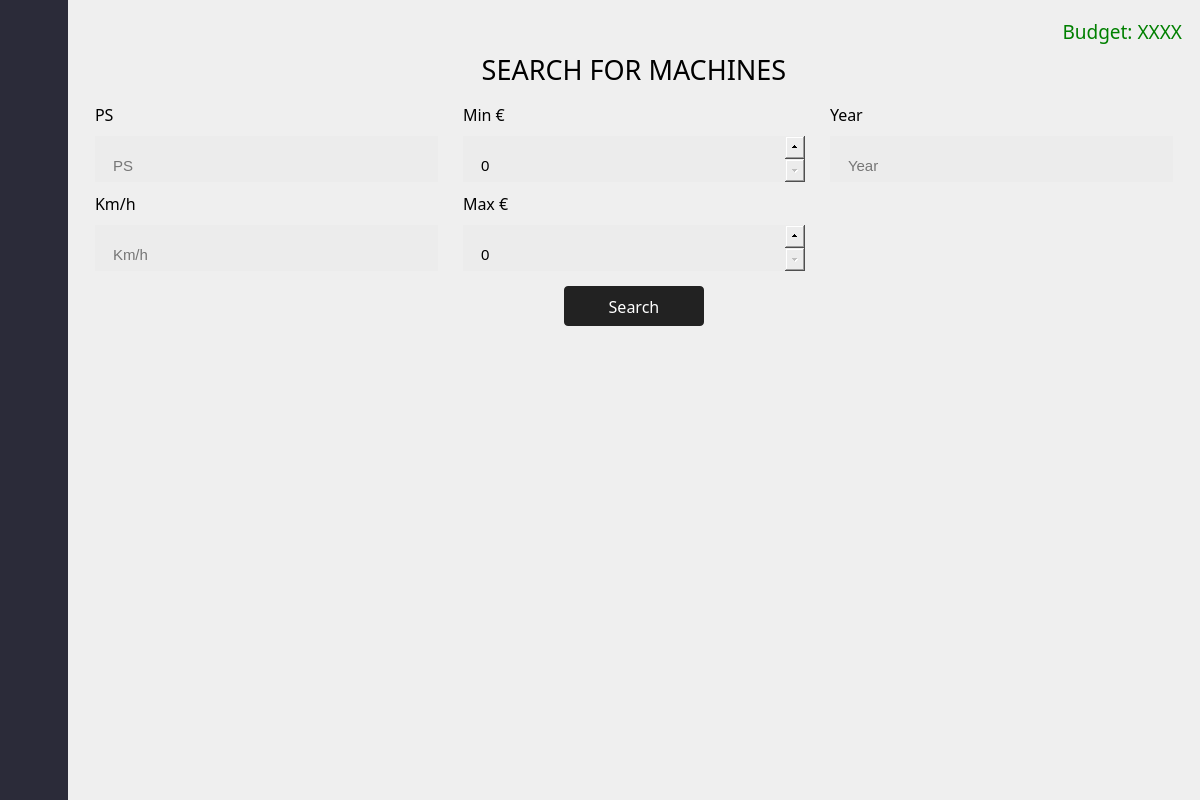
Qt form ui_files/interface.ui (xTheSheep/gui_landwirtschaftliche_fahrzeuge) before a commit.
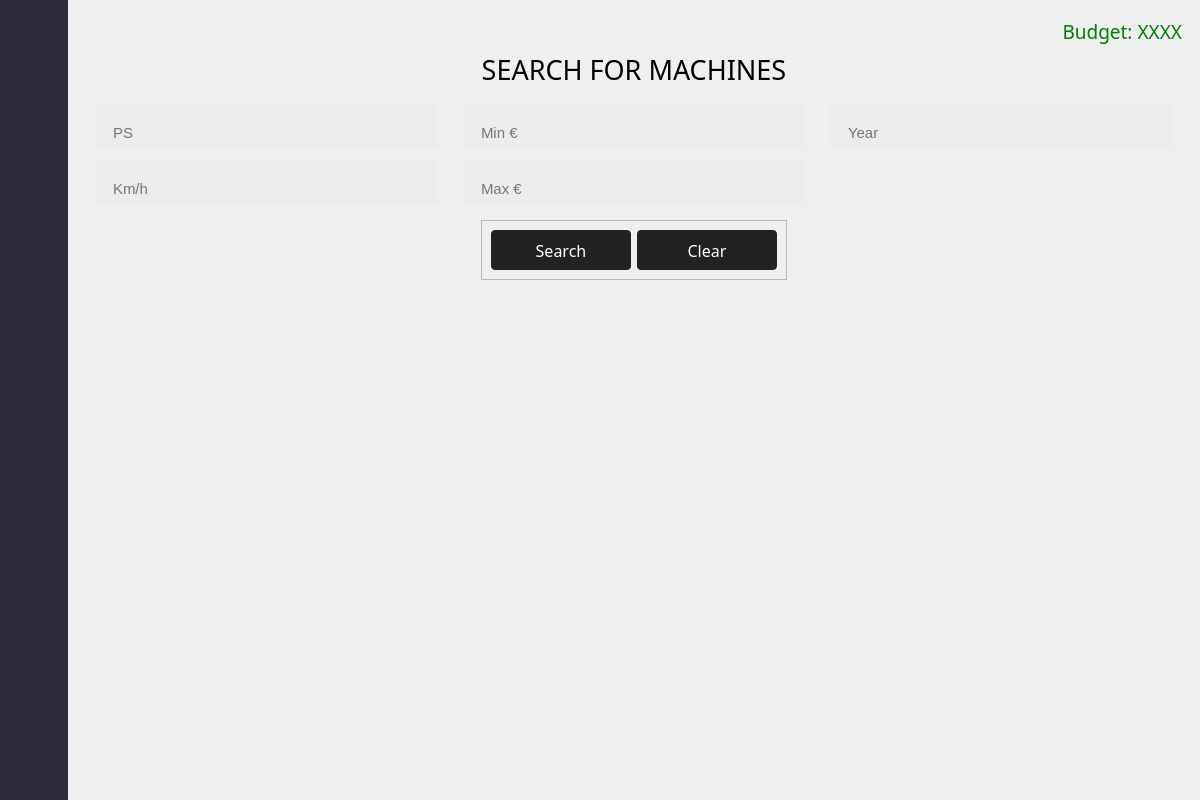
The same form after that commit. The open tabs and pages were chosen to show the change. Icons and pictures are not drawn.

Diff of the .ui file:
```diff
--- a/ui_files/interface.ui
+++ b/ui_files/interface.ui
@@ -911,189 +911,131 @@
                   <property name="verticalSpacing">
                    <number>10</number>
                   </property>
-                  <item row="2" column="1">
-                   <widget class="QLabel" name="label_2">
-                    <property name="font">
-                     <font>
-                      <family>Bahnschrift</family>
-                      <pointsize>12</pointsize>
-                     </font>
-                    </property>
-                    <property name="text">
-                     <string>Max €</string>
-                    </property>
-                   </widget>
-                  </item>
-                  <item row="3" column="0">
-                   <widget class="QLineEdit" name="lineEdit_2">
-                    <property name="text">
-                     <string/>
-                    </property>
-                    <property name="placeholderText">
-                     <string>Km/h</string>
-                    </property>
-                   </widget>
-                  </item>
-                  <item row="1" column="2">
-                   <widget class="QLineEdit" name="lineEdit_5">
-                    <property name="text">
-                     <string/>
-                    </property>
-                    <property name="placeholderText">
-                     <string>Year</string>
-                    </property>
-                   </widget>
-                  </item>
-                  <item row="3" column="1">
-                   <widget class="QSpinBox" name="spinBox">
-                    <property name="sizePolicy">
-                     <sizepolicy hsizetype="Expanding" vsizetype="Fixed">
-                      <horstretch>0</horstretch>
-                      <verstretch>0</verstretch>
-                     </sizepolicy>
-                    </property>
-                    <property name="wrapping">
-                     <bool>false</bool>
-                    </property>
-                    <property name="frame">
-                     <bool>true</bool>
-                    </property>
-                    <property name="readOnly">
-                     <bool>false</bool>
-                    </property>
-                    <property name="accelerated">
-                     <bool>false</bool>
-                    </property>
-                    <property name="maximum">
-                     <number>1000000000</number>
-                    </property>
-                    <property name="singleStep">
-                     <number>1000</number>
-                    </property>
-                   </widget>
-                  </item>
                   <item row="1" column="0">
                    <widget class="QLineEdit" name="lineEdit">
                     <property name="text">
                      <string/>
                     </property>
                     <property name="placeholderText">
-                     <string>PS</string>
-                    </property>
-                   </widget>
-                  </item>
-                  <item row="1" column="1">
-                   <widget class="QSpinBox" name="spinBox_2">
-                    <property name="sizePolicy">
-                     <sizepolicy hsizetype="Expanding" vsizetype="Fixed">
-                      <horstretch>0</horstretch>
-                      <verstretch>0</verstretch>
-                     </sizepolicy>
-                    </property>
-                    <property name="wrapping">
-                     <bool>false</bool>
-                    </property>
-                    <property name="frame">
-                     <bool>true</bool>
-                    </property>
-                    <property name="readOnly">
-                     <bool>false</bool>
-                    </property>
-                    <property name="accelerated">
-                     <bool>false</bool>
-                    </property>
-                    <property name="maximum">
-                     <number>1000000000</number>
-                    </property>
-                    <property name="singleStep">
-                     <number>1000</number>
-                    </property>
-                   </widget>
-                  </item>
-                  <item row="0" column="1">
-                   <widget class="QLabel" name="label_4">
-                    <property name="font">
-                     <font>
-                      <family>Bahnschrift</family>
-                      <pointsize>12</pointsize>
-                     </font>
-                    </property>
-                    <property name="text">
-                     <string>Min €</string>
-                    </property>
-                   </widget>
-                  </item>
-                  <item row="0" column="0">
-                   <widget class="QLabel" name="label_6">
-                    <property name="font">
-                     <font>
-                      <family>Bahnschrift</family>
-                      <pointsize>12</pointsize>
-                     </font>
-                    </property>
-                    <property name="text">
-                     <string>PS</string>
-                    </property>
-                   </widget>
-                  </item>
-                  <item row="2" column="0">
-                   <widget class="QLabel" name="label_7">
-                    <property name="font">
-                     <font>
-                      <family>Bahnschrift</family>
-                      <pointsize>12</pointsize>
-                     </font>
-                    </property>
-                    <property name="text">
                      <string>Km/h</string>
                     </property>
                    </widget>
                   </item>
                   <item row="0" column="2">
-                   <widget class="QLabel" name="label_8">
-                    <property name="font">
-                     <font>
-                      <family>Bahnschrift</family>
-                      <pointsize>12</pointsize>
-                     </font>
-                    </property>
+                   <widget class="QLineEdit" name="search_field_year_buyer">
                     <property name="text">
+                     <string/>
+                    </property>
+                    <property name="placeholderText">
                      <string>Year</string>
                     </property>
                    </widget>
                   </item>
+                  <item row="0" column="0">
+                   <widget class="QLineEdit" name="search_field_ps_buyer">
+                    <property name="text">
+                     <string/>
+                    </property>
+                    <property name="placeholderText">
+                     <string>PS</string>
+                    </property>
+                   </widget>
+                  </item>
+                  <item row="0" column="1">
+                   <widget class="QLineEdit" name="search_field_min_price_buyer">
+                    <property name="text">
+                     <string/>
+                    </property>
+                    <property name="placeholderText">
+                     <string>Min €</string>
+                    </property>
+                   </widget>
+                  </item>
+                  <item row="1" column="1">
+                   <widget class="QLineEdit" name="search_field_max_price_buyer">
+                    <property name="text">
+                     <string/>
+                    </property>
+                    <property name="placeholderText">
+                     <string>Max €</string>
+                    </property>
+                   </widget>
+                  </item>
                  </layout>
                 </widget>
                </item>
                <item alignment="Qt::AlignHCenter">
-                <widget class="QPushButton" name="searchitem_button">
-                 <property name="minimumSize">
-                  <size>
-                   <width>140</width>
-                   <height>40</height>
-                  </size>
+                <widget class="QFrame" name="frame_buttons">
+                 <property name="frameShape">
+                  <enum>QFrame::StyledPanel</enum>
                  </property>
-                 <property name="maximumSize">
-                  <size>
-                   <width>16777215</width>
-                   <height>16777215</height>
-                  </size>
+                 <property name="frameShadow">
+                  <enum>QFrame::Raised</enum>
                  </property>
-                 <property name="font">
-                  <font>
-                   <family>Bahnschrift</family>
-                   <pointsize>12</pointsize>
-                  </font>
-                 </property>
-                 <property name="cursor">
-                  <cursorShape>PointingHandCursor</cursorShape>
-                 </property>
-                 <property name="focusPolicy">
-                  <enum>Qt::NoFocus</enum>
-                 </property>
-                 <property name="text">
-                  <string>Search</string>
-                 </property>
+                 <layout class="QHBoxLayout" name="horizontalLayout_3">
+                  <item>
+                   <widget class="QPushButton" name="searchitem_button">
+                    <property name="minimumSize">
+                     <size>
+                      <width>140</width>
+                      <height>40</height>
+                     </size>
+                    </property>
+                    <property name="maximumSize">
+                     <size>
+                      <width>16777215</width>
+                      <height>16777215</height>
+                     </size>
+                    </property>
+                    <property name="font">
+                     <font>
+                      <family>Bahnschrift</family>
+                      <pointsize>12</pointsize>
+                     </font>
+                    </property>
+                    <property name="cursor">
+                     <cursorShape>PointingHandCursor</cursorShape>
+                    </property>
+                    <property name="focusPolicy">
+                     <enum>Qt::NoFocus</enum>
+                    </property>
+                    <property name="text">
+                     <string>Search</string>
+                    </property>
+                   </widget>
+                  </item>
+                  <item>
+                   <widget class="QPushButton" name="clear_button_buyer">
+                    <property name="minimumSize">
+                     <size>
+                      <width>140</width>
+                      <height>40</height>
+                     </size>
+                    </property>
+                    <property name="maximumSize">
+                     <size>
+                      <width>16777215</width>
+                      <height>16777215</height>
+                     </size>
+                    </property>
+                    <property name="font">
+                     <font>
+                      <family>Bahnschrift</family>
+                      <pointsize>12</pointsize>
+                     </font>
+                    </property>
+                    <property name="cursor">
+                     <cursorShape>PointingHandCursor</cursorShape>
+                    </property>
+                    <property name="focusPolicy">
+                     <enum>Qt::NoFocus</enum>
+                    </property>
+                    <property name="text">
+                     <string>Clear</string>
+                    </property>
+                   </widget>
+                  </item>
+                 </layout>
                 </widget>
                </item>
                <item>
@@ -1167,7 +1109,7 @@
                        <x>0</x>
                        <y>0</y>
                        <width>1078</width>
-                       <height>446</height>
+                       <height>484</height>
                       </rect>
                      </property>
                      <layout class="QVBoxLayout" name="layout_search_buyer">
@@ -1192,6 +1134,126 @@
                </item>
               </layout>
              </widget>
+             <widget class="QWidget" name="page_configuration">
+              <property name="styleSheet">
+               <string notr="true">.QPushButton {
+  background-color: #222;
+  border-radius: 4px;
+  border-style: none;
+  color: #fff;
+  line-height: 1.5;
+  width: 80px;
+  padding: 9px 20px 8px;
+}
+
+QPushButton:hover,
+QPushButton:focus {
+  background-color: rgb(54, 54, 54);
+}</string>
+              </property>
+              <layout class="QVBoxLayout" name="verticalLayout_13">
+               <item>
+                <widget class="QLabel" name="label_2">
+                 <property name="font">
+                  <font>
+                   <family>Bahnschrift</family>
+                   <pointsize>18</pointsize>
+                  </font>
+                 </property>
+                 <property name="text">
+                  <string>Configure Machine</string>
+                 </property>
+                 <property name="alignment">
+                  <set>Qt::AlignCenter</set>
+                 </property>
+                </widget>
+               </item>
+               <item alignment="Qt::AlignLeft">
+                <widget class="QPushButton" name="pushButton_3">
+                 <property name="font">
+                  <font>
+                   <family>Bahnschrift</family>
+                   <pointsize>13</pointsize>
+                  </font>
+                 </property>
+                 <property name="cursor">
+                  <cursorShape>PointingHandCursor</cursorShape>
+                 </property>
+                 <property name="text">
+                  <string>&lt;</string>
+                 </property>
+                </widget>
+               </item>
+               <item alignment="Qt::AlignTop">
+                <widget class="QFrame" name="frame_6">
+                 <property name="sizePolicy">
+                  <sizepolicy hsizetype="Preferred" vsizetype="Preferred">
+                   <horstretch>0</horstretch>
+                   <verstretch>0</verstretch>
+                  </sizepolicy>
+                 </property>
+                 <property name="minimumSize">
+                  <size>
+                   <width>0</width>
+                   <height>300</height>
+                  </size>
+                 </property>
+                 <property name="frameShape">
+                  <enum>QFrame::NoFrame</enum>
+                 </property>
+                 <property name="frameShadow">
+                  <enum>QFrame::Raised</enum>
+                 </property>
+                 <layout class="QVBoxLayout" name="configuration_layout"/>
+                </widget>
+               </item>
+               <item alignment="Qt::AlignRight">
+                <widget class="QPushButton" name="pushButton_5">
+                 <property name="minimumSize">
+                  <size>
+                   <width>150</width>
+                   <height>40</height>
+                  </size>
+                 </property>
+                 <property name="font">
+                  <font>
+                   <family>Bahnschrift</family>
+                   <pointsize>12</pointsize>
+                  </font>
+                 </property>
+                 <property name="cursor">
+                  <cursorShape>PointingHandCursor</cursorShape>
+                 </property>
+                 <property name="text">
+                  <string>Add to Chart</string>
+                 </property>
+                 <property name="icon">
+                  <iconset resource="agriculture-shop-ressources.qrc">
+                   <normaloff>:/icons_white/assets/icons/icons_png/icons_white/shopping_cart_checkout_white.png</normaloff>:/icons_white/assets/icons/icons_png/icons_white/shopping_cart_checkout_white.png</iconset>
+                 </property>
+                 <property name="iconSize">
+                  <size>
+                   <width>23</width>
+                   <height>23</height>
+                  </size>
+                 </property>
+                </widget>
+               </item>
+               <item>
+                <spacer name="verticalSpacer_6">
+                 <property name="orientation">
+                  <enum>Qt::Vertical</enum>
+                 </property>
+                 <property name="sizeHint" stdset="0">
+                  <size>
+                   <width>20</width>
+                   <height>40</height>
+                  </size>
+                 </property>
+                </spacer>
+               </item>
+              </layout>
+             </widget>
              <widget class="QWidget" name="page_cart">
               <property name="styleSheet">
                <string notr="true">.QPushButton {
```
Left out of the diff: 60 changed lines with no effect on the pictures.
